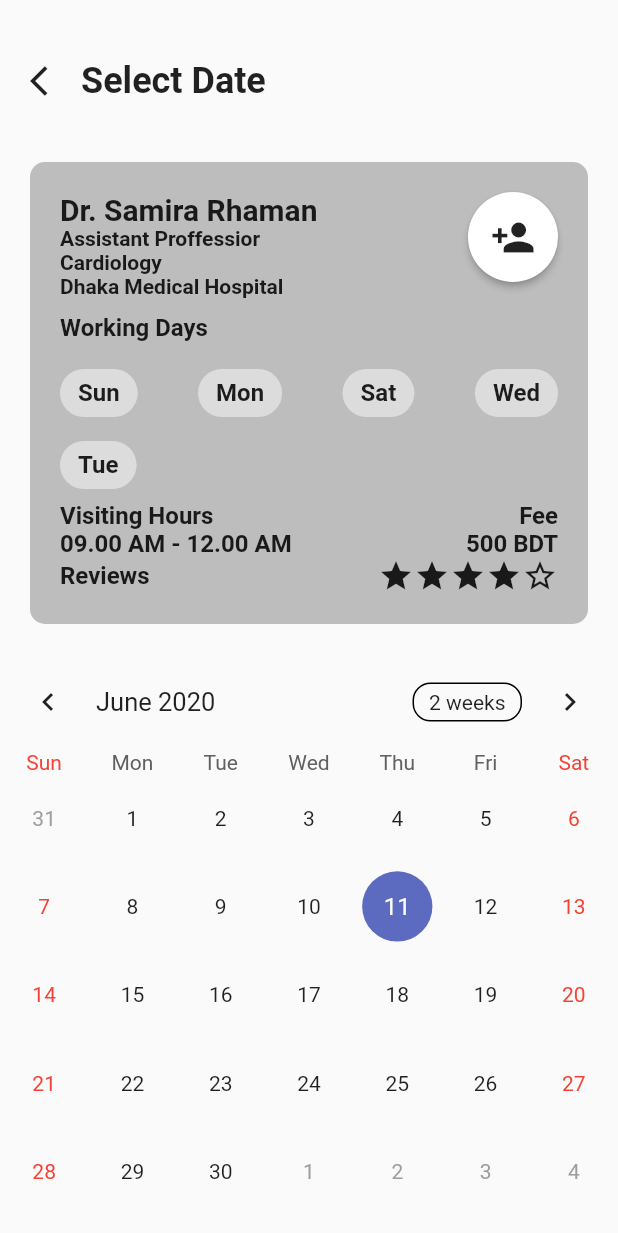
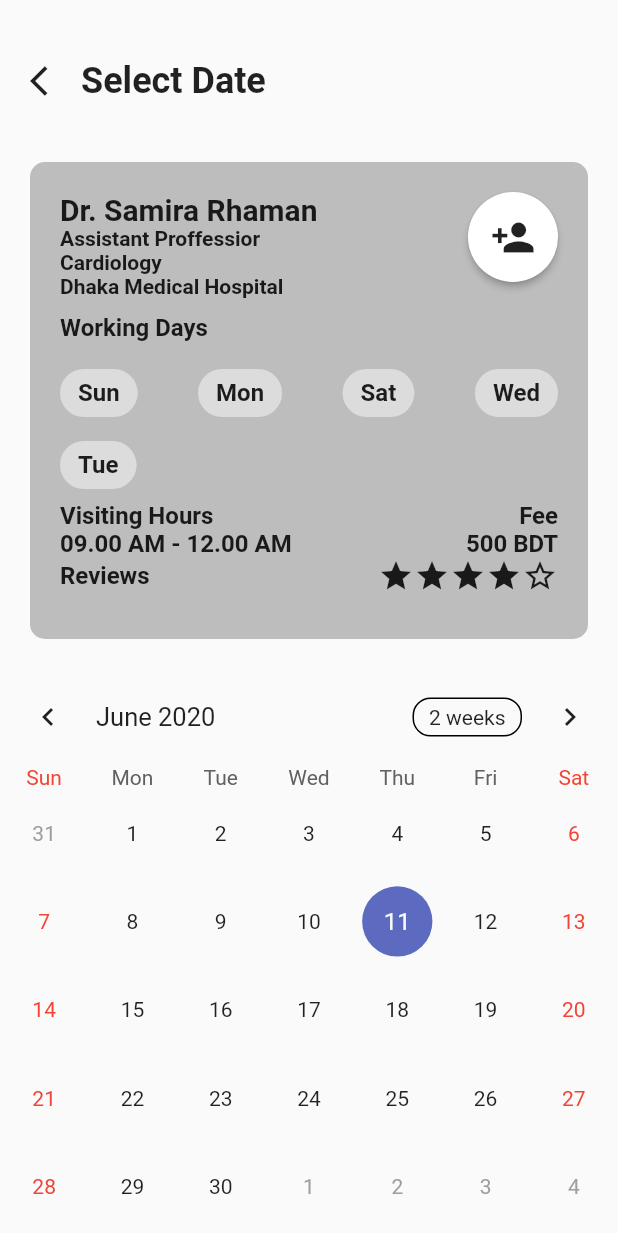
Before and after one commit to jpmehedi/flutter-eDaktar-test-project, a Flutter app: the AppoinmentDatePicker screen opened by its route, on a phone screen of 412 x 824 dp. Shown: the top 1233 px of the screen. Run offline on Flutter 3.47's test engine with Material 2 defaults, Android fonts, the phone set to English and light mode, and no system bars; drawn by our look-alikes of table_calendar; our stand-ins replace font_awesome_flutter.

Commit message:
doctor card modified

```diff
--- a/lib/components/doctor_card_builder.dart
+++ b/lib/components/doctor_card_builder.dart
@@ -10,7 +10,8 @@ class DoctorCardBuilder extends StatelessWidget {
       @required this.postingHospital,
       @required this.workingDays,
       @required this.fee,
-      @required this.visitingHours});
+      @required this.visitingHours,
+      this.row});
   final String doctorName;
   final String designation;
   final String title;
@@ -18,6 +19,7 @@ class DoctorCardBuilder extends StatelessWidget {
   List workingDays = [];
   final String fee;
   final String visitingHours;
+  final Widget row;
 
   @override
   Widget build(BuildContext context) {
@@ -142,6 +144,12 @@ class DoctorCardBuilder extends StatelessWidget {
                   )
                 ],
               ),
+            ),
+            SizedBox(
+              height: 10,
+            ),
+            Container(
+              child: row,
             )
           ],
         ),
--- a/lib/screens/home_screen.dart
+++ b/lib/screens/home_screen.dart
@@ -194,7 +194,8 @@ class _HomeScreenState extends State<HomeScreen> {
               ),
             ),
           ),
-          )),
+        ),
+      ),
     );
   }
 }
```
Also changed, not shown: lib/components/small_button_builder.dart (added, +25 -0 lines), lib/screens/appoinment.dart (added, +58 -0 lines). Lines whose indentation alone changed are shown as unchanged.
